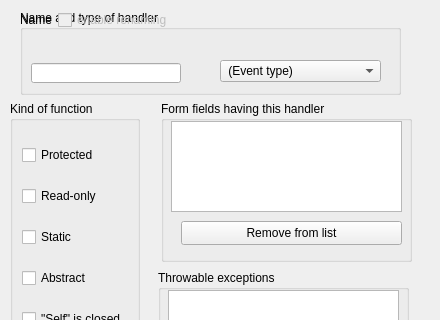
Before: the Qt Designer form lavape/src/LavaPE_UI/idd_handlerbox.ui in berkus/lavape, drawn with Qt 5; both pictures show x 0 to 440 and y 0 to 320 of the 440 by 599 pixel window.
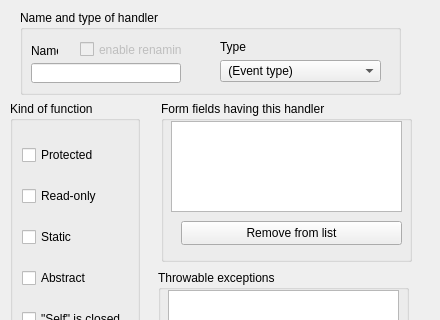
After: the same form once the commit is applied.

```diff
--- a/lavape/src/LavaPE_UI/idd_handlerbox.ui
+++ b/lavape/src/LavaPE_UI/idd_handlerbox.ui
@@ -397,42 +397,6 @@
    <property name="title" >
     <string>Name and type of handler</string>
    </property>
-   <widget class="QWidget" name="" >
-    <layout class="QHBoxLayout" >
-     <property name="margin" >
-      <number>0</number>
-     </property>
-     <property name="spacing" >
-      <number>6</number>
-     </property>
-     <item>
-      <widget class="QLabel" name="Label_IDC_STATIC46" >
-       <property name="focusPolicy" >
-        <enum>Qt::NoFocus</enum>
-       </property>
-       <property name="text" >
-        <string>Name</string>
-       </property>
-       <property name="alignment" >
-        <set>Qt::AlignLeading|Qt::AlignLeft|Qt::AlignVCenter</set>
-       </property>
-      </widget>
-     </item>
-     <item>
-      <widget class="QCheckBox" name="EnableName" >
-       <property name="enabled" >
-        <bool>false</bool>
-       </property>
-       <property name="focusPolicy" >
-        <enum>Qt::StrongFocus</enum>
-       </property>
-       <property name="text" >
-        <string>enable renaming</string>
-       </property>
-      </widget>
-     </item>
-    </layout>
-   </widget>
    <widget class="QLineEdit" name="NewName" >
     <property name="geometry" >
      <rect>
@@ -478,6 +442,57 @@
      </property>
     </item>
    </widget>
+   <widget class="QLabel" name="Label_IDC_STATIC46" >
+    <property name="geometry" >
+     <rect>
+      <x>11</x>
+      <y>31</y>
+      <width>27</width>
+      <height>19</height>
+     </rect>
+    </property>
+    <property name="focusPolicy" >
+     <enum>Qt::NoFocus</enum>
+    </property>
+    <property name="text" >
+     <string>Name</string>
+    </property>
+    <property name="alignment" >
+     <set>Qt::AlignLeading|Qt::AlignLeft|Qt::AlignVCenter</set>
+    </property>
+   </widget>
+   <widget class="QCheckBox" name="EnableName" >
+    <property name="enabled" >
+     <bool>false</bool>
+    </property>
+    <property name="geometry" >
+     <rect>
+      <x>60</x>
+      <y>30</y>
+      <width>102</width>
+      <height>19</height>
+     </rect>
+    </property>
+    <property name="focusPolicy" >
+     <enum>Qt::StrongFocus</enum>
+    </property>
+    <property name="text" >
+     <string>enable renaming</string>
+    </property>
+   </widget>
+   <widget class="QLabel" name="label" >
+    <property name="geometry" >
+     <rect>
+      <x>200</x>
+      <y>30</y>
+      <width>46</width>
+      <height>14</height>
+     </rect>
+    </property>
+    <property name="text" >
+     <string>Type</string>
+    </property>
+   </widget>
   </widget>
   <widget class="QGroupBox" name="GroupBox_IDC_STATIC25" >
    <property name="geometry" >
```
